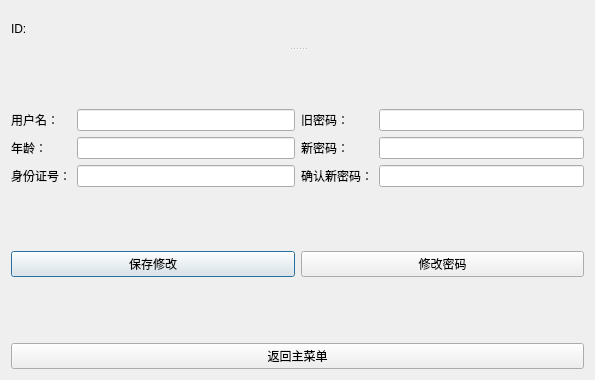
Above: Client/UI/TrainUI/myinform.ui from TimerChen/TrainTickets before the change. Below: the same form after it.
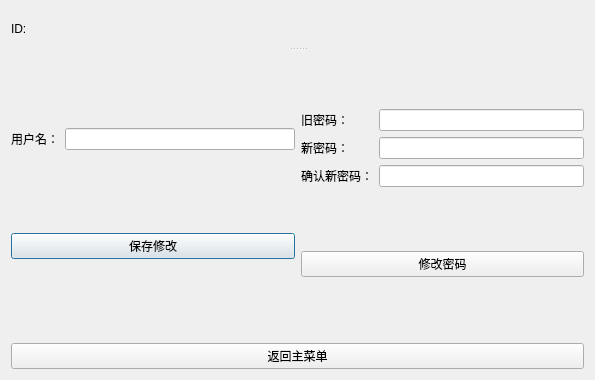
That is the form after the change. Icons and pictures are not drawn.

Patch:
```diff
--- a/Client/UI/TrainUI/myinform.ui
+++ b/Client/UI/TrainUI/myinform.ui
@@ -14,7 +14,7 @@
    <string>myinform</string>
   </property>
   <property name="windowIcon">
-   <iconset resource="pic.qrc">
+   <iconset>
     <normaloff>:/new/prefix1/12308.png</normaloff>:/new/prefix1/12308.png</iconset>
   </property>
   <layout class="QVBoxLayout" name="verticalLayout_3">
@@ -28,7 +28,7 @@
        <string>ID:</string>
       </property>
      </widget>
-     <widget class="QWidget" name="">
+     <widget class="QWidget" name="layoutWidget">
       <layout class="QHBoxLayout" name="horizontalLayout">
        <property name="leftMargin">
         <number>0</number>
@@ -46,6 +46,9 @@
         <layout class="QVBoxLayout" name="verticalLayout">
          <item>
           <layout class="QGridLayout" name="gridLayout_2">
+           <item row="0" column="1">
+            <widget class="QLineEdit" name="nameLineEdit"/>
+           </item>
            <item row="0" column="0">
             <widget class="QLabel" name="label">
              <property name="text">
@@ -53,33 +56,10 @@
              </property>
             </widget>
            </item>
-           <item row="0" column="1">
-            <widget class="QLineEdit" name="nameLineEdit"/>
-           </item>
-           <item row="1" column="0">
-            <widget class="QLabel" name="label_2">
-             <property name="text">
-              <string>年龄：</string>
-             </property>
-            </widget>
-           </item>
-           <item row="1" column="1">
-            <widget class="QLineEdit" name="ageLineEdit"/>
-           </item>
-           <item row="2" column="0">
-            <widget class="QLabel" name="label_3">
-             <property name="text">
-              <string>身份证号：</string>
-             </property>
-            </widget>
-           </item>
-           <item row="2" column="1">
-            <widget class="QLineEdit" name="idnoLineEdit"/>
-           </item>
           </layout>
          </item>
          <item>
-          <widget class="QPushButton" name="pushButton">
+          <widget class="QPushButton" name="changenameBtn">
            <property name="text">
             <string>保存修改</string>
            </property>
```
Left out of the diff: 4 changed lines with no effect on the pictures.
